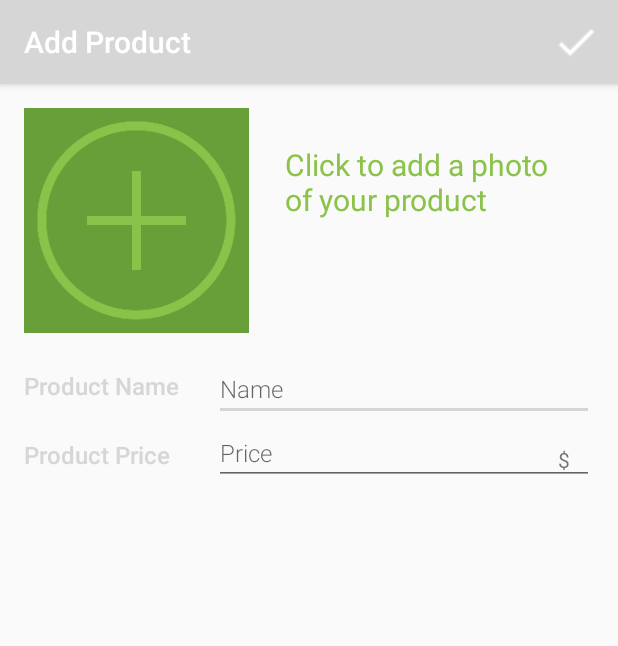
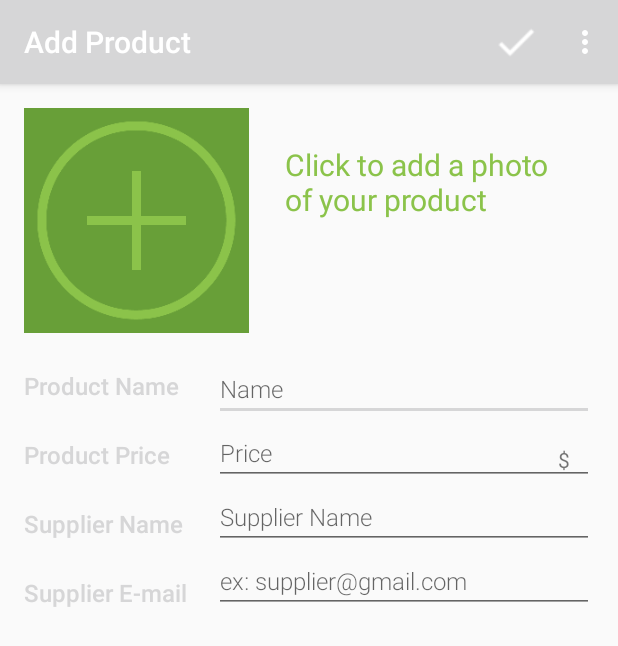
Before and after one commit to Rmhuneineh/Inventory-UdacityProject10, an Android app: the EditorActivity screen opened directly, with no data from a screen before it, on a phone screen of 412 x 824 dp. Shown: the top 646 px of the screen. Run offline under Robolectric (Android 15) with nearby library versions, the phone set to English and light mode, and no system bars.

Commit message:
Add supplier UI

```diff
--- a/app/src/main/res/layout/activity_editor.xml
+++ b/app/src/main/res/layout/activity_editor.xml
@@ -54,6 +54,16 @@
                 style="@style/CategoryStyle"
                 android:layout_marginTop="16dp"/>
 
+            <TextView
+                android:text="@string/supplierName"
+                style="@style/CategoryStyle"
+                android:layout_marginTop="16dp"/>
+
+            <TextView
+                android:text="@string/supplierEmail"
+                style="@style/CategoryStyle"
+                android:layout_marginTop="16dp"/>
+
         </LinearLayout>
 
         <LinearLayout
@@ -88,6 +98,18 @@
                     android:text="@string/currency"/>
 
             </RelativeLayout>
+
+            <EditText
+                android:id="@+id/supplier_name"
+                android:hint="@string/hintSupplierName"
+                android:inputType="textCapWords"
+                style="@style/EditorFieldStyle"/>
+
+            <EditText
+                android:id="@+id/supplier_email"
+                android:hint="@string/hintSupplierEmail"
+                android:inputType="textEmailAddress"
+                style="@style/EditorFieldStyle"/>
 
 
         </LinearLayout>
--- a/app/src/main/res/menu/menu_editor.xml
+++ b/app/src/main/res/menu/menu_editor.xml
@@ -15,4 +15,9 @@
         android:id="@+id/action_delete"
         android:title="@string/action_delete"
         app:showAsAction="never" />
+
+    <item
+        android:id="@+id/order_more"
+        android:title="@string/orderMore"
+        app:showAsAction="never" />
 </menu>
--- a/app/src/main/res/values/strings.xml
+++ b/app/src/main/res/values/strings.xml
@@ -35,4 +35,9 @@
     <string name="minus">-</string>
     <string name="plus">+</string>
     <string name="remainingPieces">Remaining Pieces</string>
+    <string name="orderMore">Order More</string>
+    <string name="supplierName">Supplier Name</string>
+    <string name="supplierEmail">Supplier E-mail</string>
+    <string name="hintSupplierName">Supplier Name</string>
+    <string name="hintSupplierEmail">ex: supplier@gmail.com</string>
 </resources>
```
Also changed, not shown: app/src/main/java/com/example/android/inventory/data/ProductProvider.java (line endings or trailing spaces).
